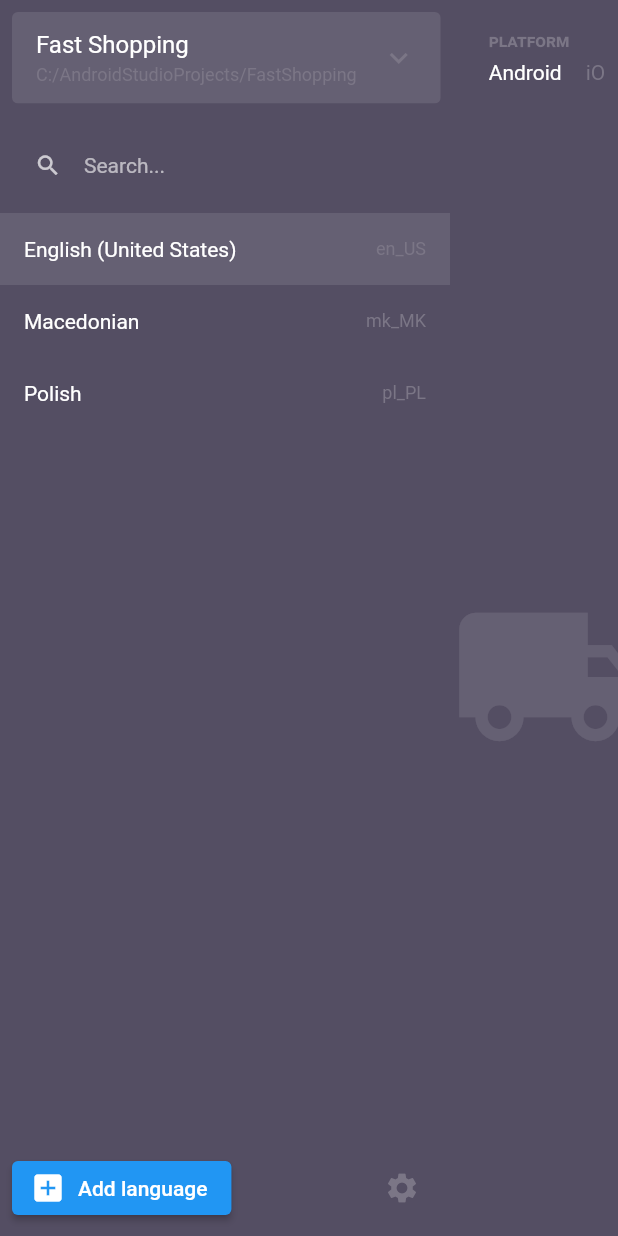
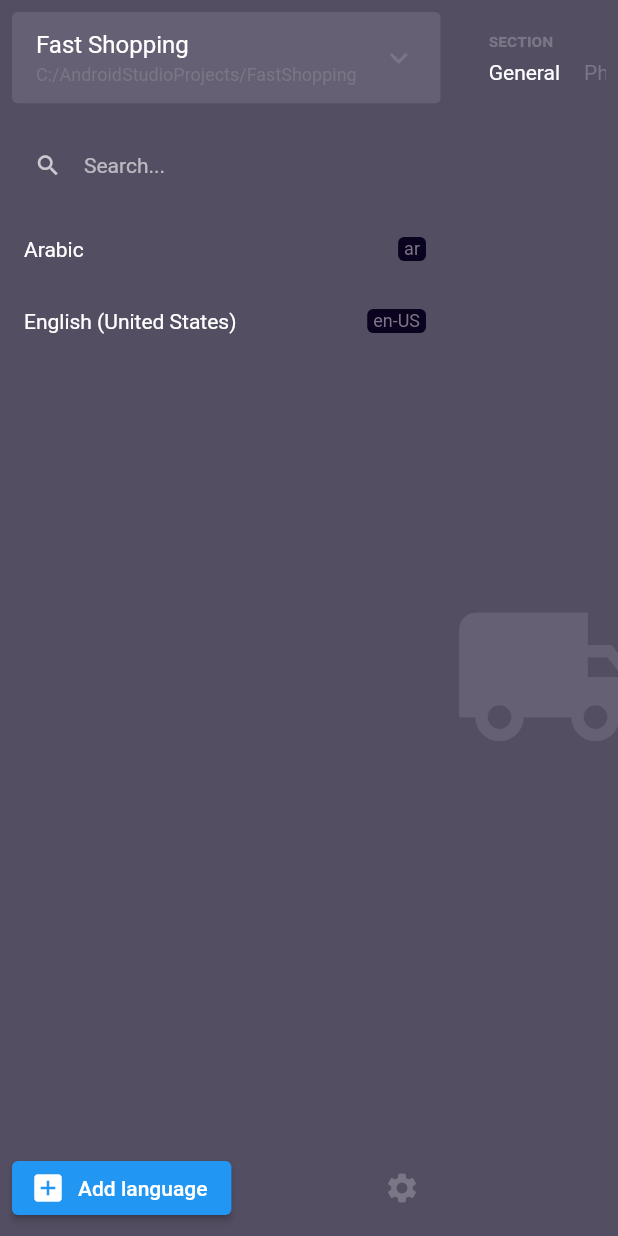
Before and after one commit to Albert221/app_courier, a Flutter app: the screen it shows after launch, after a tap on "English (United States)", on a phone screen of 412 x 824 dp. Run offline on Flutter 3.47's test engine with Material 2 defaults, Android fonts, the phone set to English and light mode, and no system bars; our stand-ins replace flutter_bloc, flutter_hooks, freezed_annotation; generated files the repository leaves out were written again.

Commit message:
Add language list logic

```diff
--- a/lib/app.dart
+++ b/lib/app.dart
@@ -1,14 +1,21 @@
+import 'package:app_courier/bloc/project_cubit.dart';
 import 'package:flutter/material.dart';
+import 'package:flutter_bloc/flutter_bloc.dart';
 
 import 'features/main_screen.dart';
 
 class AppCourier extends StatelessWidget {
   @override
   Widget build(BuildContext context) {
-    return MaterialApp(
-      home: MainScreen(),
-      debugShowCheckedModeBanner: false,
-      theme: theme,
+    return MultiBlocProvider(
+      providers: [
+        BlocProvider(create: (_) => ProjectCubit()..openProject()),
+      ],
+      child: MaterialApp(
+        home: MainScreen(),
+        debugShowCheckedModeBanner: false,
+        theme: theme,
+      ),
     );
   }
 
--- /dev/null
+++ b/lib/bloc/languages_search_cubit.dart
@@ -0,0 +1,65 @@
+import 'dart:async';
+
+import 'package:app_courier/bloc/project_cubit.dart';
+import 'package:app_courier/models/models.dart';
+import 'package:flutter_bloc/flutter_bloc.dart';
+import 'package:freezed_annotation/freezed_annotation.dart';
+
+part 'languages_search_cubit.freezed.dart';
+
+class LanguagesSearchCubit extends Cubit<LanguagesSearchState> {
+  LanguagesSearchCubit(this._projectCubit)
+      : super(LanguagesSearchState(
+          languages: _getLanguages(_projectCubit.state),
+        )) {
+    _projectCubitSubscription = _projectCubit.listen((project) {
+      emit(LanguagesSearchState(
+        query: state.query,
+        languages: _filterLanguages(_getLanguages(project), state.query),
+      ));
+    });
+  }
+
+  final ProjectCubit _projectCubit;
+  StreamSubscription _projectCubitSubscription;
+
+  @override
+  Future<void> close() {
+    return Future.wait([
+      _projectCubitSubscription.cancel(),
+      super.close(),
+    ]);
+  }
+
+  void updateQuery(String query) {
+    emit(LanguagesSearchState(
+      query: query,
+      languages: _filterLanguages(_getLanguages(_projectCubit.state), query),
+    ));
+  }
+
+  void clear() {
+    emit(LanguagesSearchState(languages: _getLanguages(_projectCubit.state)));
+  }
+
+  static List<Language> _getLanguages(Project project) =>
+      project?.translations?.keys?.toList() ?? [];
+
+  List<Language> _filterLanguages(List<Language> languages, String query) {
+    return languages.where((language) {
+      if (language.code.toLowerCase().contains(query.toLowerCase())) {
+        return true;
+      }
+
+      return language.name.toLowerCase().contains(query.toLowerCase());
+    }).toList();
+  }
+}
+
+@freezed
+abstract class LanguagesSearchState with _$LanguagesSearchState {
+  const factory LanguagesSearchState({
+    @Default('') String query,
+    @required List<Language> languages,
+  }) = _LanguagesSearchState;
+}
--- /dev/null
+++ b/lib/bloc/project_cubit.dart
@@ -0,0 +1,35 @@
+import 'package:app_courier/models/models.dart';
+import 'package:flutter_bloc/flutter_bloc.dart';
+
+class ProjectCubit extends Cubit<Project> {
+  ProjectCubit() : super(null);
+
+  void openProject() {
+    // TODO: Open project from picker;
+
+    emit(
+      Project(
+        path: 'C:/AndroidStudioProjects/FastShopping',
+        defaultName: 'Fast Shopping',
+        translations: {
+          GooglePlayLanguages.arabic: Metadata(
+            appName: '',
+            shortDescription: '',
+            fullDescription: '',
+            changelogs: {
+              '1': '',
+            },
+          ),
+          GooglePlayLanguages.englishUnitedStates: Metadata(
+            appName: '',
+            shortDescription: '',
+            fullDescription: '',
+            changelogs: {
+              '1': '',
+            },
+          ),
+        },
+      ),
+    );
+  }
+}
--- a/lib/features/side_bar.dart
+++ b/lib/features/side_bar.dart
@@ -1,19 +1,27 @@
+import 'package:app_courier/bloc/languages_search_cubit.dart';
+import 'package:app_courier/bloc/project_cubit.dart';
+import 'package:app_courier/models/models.dart';
 import 'package:flutter/material.dart';
+import 'package:flutter_bloc/flutter_bloc.dart';
 import 'package:flutter_hooks/flutter_hooks.dart';
 
-import 'language_list_tile.dart';
+import '../widgets/language_list_tile.dart';
 
 class SideBar extends HookWidget {
   @override
   Widget build(BuildContext context) {
-    final currentLanguage = useState(0);
+    final languagesSearchCubit = useLanguagesSearchCubit(
+      context.bloc<ProjectCubit>(),
+    );
+    final currentLanguage = useState(GooglePlayLanguages.englishUnitedStates);
 
     return Column(
       children: [
-        const Padding(
-          padding: EdgeInsets.all(8),
+        Padding(
+          padding: const EdgeInsets.all(8),
           child: TextField(
-            decoration: InputDecoration(
+            onChanged: (query) => languagesSearchCubit.updateQuery(query),
+            decoration: const InputDecoration(
               border: InputBorder.none,
               contentPadding: EdgeInsets.all(16),
               isDense: true,
@@ -23,27 +31,21 @@ class SideBar extends HookWidget {
           ),
         ),
         Expanded(
-          child: ListView(
-            children: [
-              LanguageListTile(
-                language: const Text('English (United States)'),
-                code: const Text('en_US'),
-                selected: currentLanguage.value == 0,
-                onTap: () => currentLanguage.value = 0,
-              ),
-              LanguageListTile(
-                language: const Text('Macedonian'),
-                code: const Text('mk_MK'),
-                selected: currentLanguage.value == 1,
-                onTap: () => currentLanguage.value = 1,
-              ),
-              LanguageListTile(
-                language: const Text('Polish'),
-                code: const Text('pl_PL'),
-                selected: currentLanguage.value == 2,
-                onTap: () => currentLanguage.value = 2,
-              ),
-            ],
+          child: BlocBuilder<LanguagesSearchCubit, LanguagesSearchState>(
+            cubit: languagesSearchCubit,
+            builder: (context, searchState) => ListView.builder(
+              itemCount: searchState.languages.length,
+              itemBuilder: (context, i) {
+                final language = searchState.languages[i];
+
+                return LanguageListTile(
+                  language: Text(language.name),
+                  code: Text(language.code),
+                  selected: currentLanguage.value == language,
+                  onTap: () => currentLanguage.value = language,
+                );
+              },
+            ),
           ),
         ),
         Divider(
@@ -79,3 +81,10 @@ class SideBar extends HookWidget {
     );
   }
 }
+
+LanguagesSearchCubit useLanguagesSearchCubit(ProjectCubit projectCubit) {
+  final cubit = useMemoized(() => LanguagesSearchCubit(projectCubit));
+  useEffect(() => cubit.close, [cubit]);
+
+  return cubit;
+}
--- a/lib/features/top_bar.dart
+++ b/lib/features/top_bar.dart
@@ -1,20 +1,25 @@
+import 'package:app_courier/bloc/project_cubit.dart';
+import 'package:app_courier/models/models.dart';
+import 'package:app_courier/widgets/widgets.dart';
 import 'package:flutter/material.dart';
+import 'package:flutter_bloc/flutter_bloc.dart';
 import 'package:flutter_hooks/flutter_hooks.dart';
-
-import 'navigation_section.dart';
-import 'project_overview_bar.dart';
 
 class TopBar extends HookWidget {
   @override
   Widget build(BuildContext context) {
-    final currentPlatform = useState('android');
     final currentSection = useState('general');
 
     return Padding(
       padding: const EdgeInsets.all(8),
       child: Row(
         children: [
-          const ProjectOverviewBar(),
+          BlocBuilder<ProjectCubit, Project>(
+            builder: (context, project) => ProjectOverviewBar(
+              path: project.path,
+              name: project.defaultName,
+            ),
+          ),
           Expanded(
             child: SizedBox(
               height: 61,
@@ -22,22 +27,6 @@ class TopBar extends HookWidget {
                 padding: const EdgeInsets.symmetric(horizontal: 32),
                 scrollDirection: Axis.horizontal,
                 children: [
-                  NavigationSection<String>(
-                    title: const Text('platform'),
-                    value: currentPlatform.value,
-                    onChanged: (platform) => currentPlatform.value = platform,
-                    items: [
-                      NavigationSectionItem(
-                        value: 'android',
-                        child: const Text('Android'),
-                      ),
-                      NavigationSectionItem(
-                        value: 'ios',
-                        child: const Text('iOS'),
-                      ),
-                    ],
-                  ),
-                  const SizedBox(width: 32),
                   NavigationSection<String>(
                     title: const Text('section'),
                     value: currentSection.value,
@@ -66,7 +55,8 @@ class TopBar extends HookWidget {
                     ],
                   ),
                   const SizedBox(width: 32),
-                  NavigationSection<String>(
+                  BlocBuilder<ProjectCubit, Project>(
+                    builder: (context, project) => NavigationSection<String>(
                       title: const Text('changelogs'),
                       value: currentSection.value,
                       onChanged: (section) => currentSection.value = section,
@@ -74,14 +64,13 @@ class TopBar extends HookWidget {
                         NavigationSectionItem(
                           child: const Icon(Icons.add, size: 20),
                         ),
-                      ...List.generate(
-                        28,
-                        (index) => NavigationSectionItem(
-                          value: index.toString(),
-                          child: Text(index.toString()),
+                        for (final versionName in project.versionsNames)
+                          NavigationSectionItem(
+                            value: 'changelog-$versionName',
+                            child: Text(versionName),
                           ),
-                      ).reversed,
                       ],
+                    ),
                   ),
                 ],
               ),
--- a/lib/models/language.dart
+++ b/lib/models/language.dart
@@ -36,7 +36,7 @@ abstract class GooglePlayLanguages {
   static const englishUnitedKingdom =
       Language('en-GB', 'English (United Kingdom)');
   static const englishUnitedStates =
-      Language('en-US', 'English (United State)');
+      Language('en-US', 'English (United States)');
   static const estonian = Language('et', 'Estonian');
   static const filipino = Language('fil', 'Filipino');
   static const finnish = Language('fi-FI', 'Finnish');
--- a/lib/models/project.dart
+++ b/lib/models/project.dart
@@ -4,21 +4,26 @@ import 'package:freezed_annotation/freezed_annotation.dart';
 part 'project.freezed.dart';
 
 @freezed
-abstract class Project implements _$Project {
-  const factory Project({
+abstract class Project with _$Project {
+  factory Project({
     /// Path to the project on disk.
     @required String path,
-    Map<Language, AndroidLanguage> androidLanguages,
+    @required Map<Language, Metadata> translations,
+
+    /// Project name in user's preferred language.
+    String defaultName,
   }) = _Project;
 
-  const Project._();
-
-  String get defaultAppName => androidLanguages.entries.first.value.appName;
+  @late
+  List<String> get versionsNames => translations.values
+      .expand((translation) => translation.changelogs.keys)
+      .toSet()
+      .toList();
 }
 
 @freezed
-abstract class AndroidLanguage with _$AndroidLanguage {
-  const factory AndroidLanguage({
+abstract class Metadata with _$Metadata {
+  const factory Metadata({
     /// GP: 50 characters max
     @required String appName,
 
@@ -27,5 +32,8 @@ abstract class AndroidLanguage with _$AndroidLanguage {
 
     /// GP: 4000 characters max
     @required String fullDescription,
-  }) = _AndroidLanguage;
+
+    /// Map of versions names to changelogs. GP: 500 characters max
+    @required Map<String, String> changelogs,
+  }) = _Metadata;
 }
--- a/lib/features/language_list_tile.dart
+++ b/lib/widgets/language_list_tile.dart
@@ -17,7 +17,8 @@ class LanguageListTile extends StatelessWidget {
   @override
   Widget build(BuildContext context) {
     return Material(
-      color: selected ? Colors.white10 : Colors.transparent,
+      color:
+          selected ? Theme.of(context).colorScheme.surface : Colors.transparent,
       child: InkWell(
         onTap: onTap,
         child: Padding(
@@ -33,12 +34,19 @@ class LanguageListTile extends StatelessWidget {
                 ),
               ),
               const SizedBox(width: 16),
-              DefaultTextStyle.merge(
-                style: TextStyle(
-                  fontSize: 12,
-                  color: Theme.of(context).colorScheme.onBackground,
+              Container(
+                padding: const EdgeInsets.symmetric(vertical: 1, horizontal: 4),
+                decoration: BoxDecoration(
+                  borderRadius: BorderRadius.circular(4),
+                  color: Theme.of(context).colorScheme.background,
                 ),
-                child: code,
+                child: DefaultTextStyle.merge(
+                  style: TextStyle(
+                    fontSize: 12,
+                    color: Theme.of(context).colorScheme.onBackground,
+                  ),
+                  child: code,
+                ),
               ),
             ],
           ),
--- a/lib/features/project_overview_bar.dart
+++ b/lib/widgets/project_overview_bar.dart
@@ -1,7 +1,16 @@
 import 'package:flutter/material.dart';
 
 class ProjectOverviewBar extends StatelessWidget {
-  const ProjectOverviewBar({Key key}) : super(key: key);
+  const ProjectOverviewBar({
+    Key key,
+    @required this.path,
+    this.name,
+    this.onTap,
+  }) : super(key: key);
+
+  final String path;
+  final String name;
+  final VoidCallback onTap;
 
   @override
   Widget build(BuildContext context) {
@@ -10,7 +19,7 @@ class ProjectOverviewBar extends StatelessWidget {
       child: Material(
         color: Colors.white10,
         child: InkWell(
-          onTap: () {},
+          onTap: onTap,
           child: Padding(
             padding: const EdgeInsets.symmetric(
               horizontal: 16,
@@ -21,13 +30,13 @@ class ProjectOverviewBar extends StatelessWidget {
                 Column(
                   crossAxisAlignment: CrossAxisAlignment.start,
                   children: [
-                    const Text(
-                      'Fast Shopping',
-                      style: TextStyle(fontSize: 16),
+                    Text(
+                      name ?? '',
+                      style: const TextStyle(fontSize: 16),
                     ),
                     const SizedBox(height: 4),
                     Text(
-                      'C:/AndroidStudioProjects/FastShopping',
+                      path,
                       style: TextStyle(
                         color: Theme.of(context).colorScheme.onBackground,
                         fontSize: 12,
--- /dev/null
+++ b/lib/widgets/widgets.dart
@@ -0,0 +1,3 @@
+export 'language_list_tile.dart';
+export 'navigation_section.dart';
+export 'project_overview_bar.dart';
```
Also changed, not shown: lib/bloc/languages_search_cubit.freezed.dart (added), lib/models/project.freezed.dart, lib/widgets/navigation_section.dart (renamed from lib/features/navigation_section.dart). Lines whose indentation alone changed are shown as unchanged.
